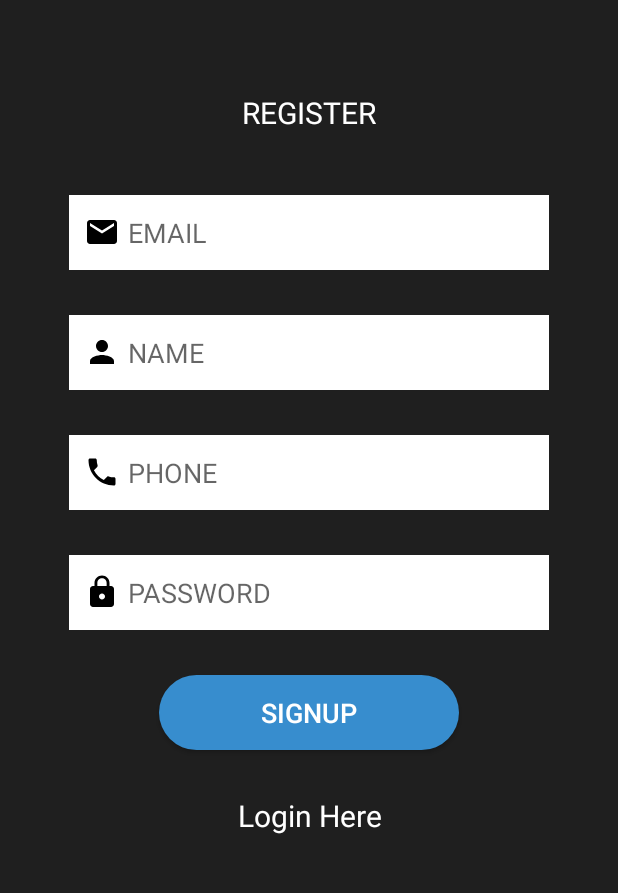
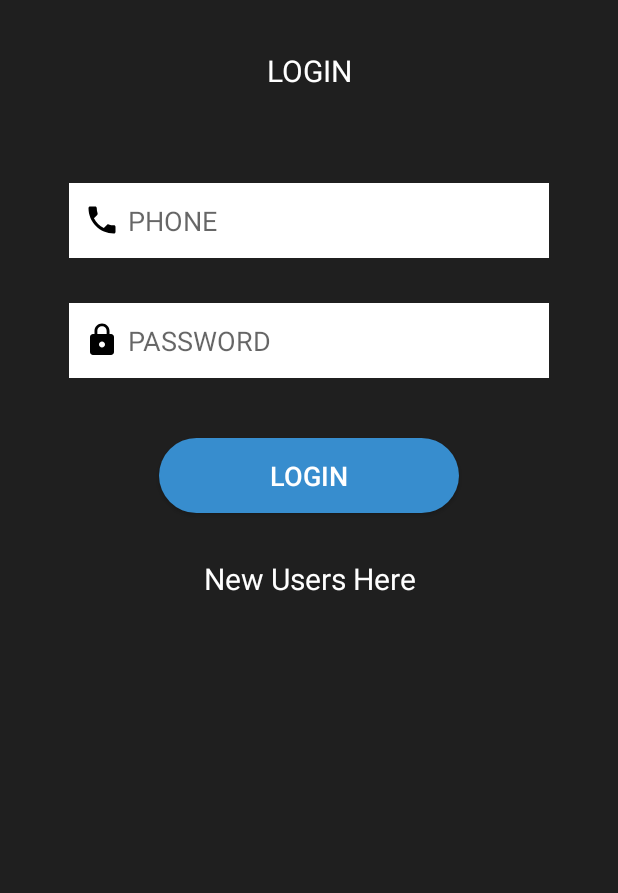
Before and after one commit to Zentario/CabNowAndroidApp, an Android app: the screen it shows after launch (MainActivity before the commit, LoginActivity after it), on a phone screen of 412 x 824 dp, the part 195-1088 px from its top. Run offline under Robolectric (Android 15) with nearby library versions, the phone set to English and light mode, and no system bars; libraries missing offline, so code that uses them is left out: dmax.dialog.

```diff
--- a/app/src/main/AndroidManifest.xml
+++ b/app/src/main/AndroidManifest.xml
@@ -11,14 +11,14 @@
         android:roundIcon="@mipmap/ic_launcher_round"
         android:supportsRtl="true"
         android:theme="@style/AppTheme">
-        <activity android:name=".MainActivity">
+        <activity android:name=".Activity.LoginActivity">
             <intent-filter>
                 <action android:name="android.intent.action.MAIN" />
 
                 <category android:name="android.intent.category.LAUNCHER" />
             </intent-filter>
         </activity>
-        <activity android:name=".LoginActivity" />
+        <activity android:name=".Activity.MainActivity" />
     </application>
 
 </manifest>
--- a/app/src/main/java/com/example/cabnow/Api.java
+++ b/app/src/main/java/com/example/cabnow/Api/Api.java
@@ -1,4 +1,4 @@
-package com.example.cabnow;
+package com.example.cabnow.Api;
 
 import okhttp3.ResponseBody;
 import retrofit2.Call;
@@ -12,5 +12,7 @@ public interface Api {
     @POST("adduser")
     Call<ResponseBody> createUser(@Body String body);
 
-
+    @Headers("Content-Type: application/json")
+    @POST("login")
+    Call<ResponseBody> loginUser(@Body String body);
 }
--- a/app/src/main/java/com/example/cabnow/RetrofitClient.java
+++ b/app/src/main/java/com/example/cabnow/Api/RetrofitClient.java
@@ -1,4 +1,4 @@
-package com.example.cabnow;
+package com.example.cabnow.Api;
 
 
 import retrofit2.Retrofit;
--- a/app/src/main/res/layout/activity_login.xml
+++ b/app/src/main/res/layout/activity_login.xml
@@ -4,9 +4,17 @@
     xmlns:tools="http://schemas.android.com/tools"
     android:layout_width="match_parent"
     android:layout_height="match_parent"
-    tools:context=".MainActivity"
+    tools:context=".Activity.MainActivity"
     android:orientation="vertical"
     android:background="#DF000000">
+
+    <ImageView
+        android:layout_width="100dp"
+        android:layout_height="100dp"
+        android:src="@mipmap/ic_launcher"
+        android:layout_marginTop="30dp"
+        android:layout_marginBottom="2dp"
+        android:layout_gravity="center"/>
 
     <TextView
         android:layout_width="match_parent"
@@ -16,9 +24,10 @@
         android:textAlignment="center"
         android:gravity="center"
         android:textSize="20sp"
-        android:layout_marginTop="100dp"/>
+        android:layout_marginTop="20dp"/>
 
     <EditText
+        android:id="@+id/edt_phone"
         android:layout_width="320dp"
         android:layout_height="50dp"
         android:background="#fff"
@@ -31,6 +40,7 @@
         android:drawablePadding="5dp"/>
 
     <EditText
+        android:id="@+id/edt_password"
         android:layout_width="320dp"
         android:layout_height="50dp"
         android:background="#fff"
@@ -43,6 +53,7 @@
         android:drawablePadding="5dp"/>
 
     <Button
+        android:id="@+id/btn_login"
         android:layout_width="200dp"
         android:layout_height="50dp"
         android:text="LOGIN"
@@ -53,6 +64,7 @@
         android:textSize="18sp"/>
 
     <TextView
+        android:id="@+id/tv_signup"
         android:layout_width="match_parent"
         android:layout_height="wrap_content"
         android:text="New Users Here"
--- a/app/src/main/res/layout/activity_main.xml
+++ b/app/src/main/res/layout/activity_main.xml
@@ -4,17 +4,10 @@
     xmlns:tools="http://schemas.android.com/tools"
     android:layout_width="match_parent"
     android:layout_height="match_parent"
-    tools:context=".MainActivity"
+    tools:context=".Activity.MainActivity"
     android:orientation="vertical"
     android:background="#DF000000">
 
-    <ImageView
-        android:layout_width="100dp"
-        android:layout_height="100dp"
-        android:src="@mipmap/ic_launcher"
-        android:layout_marginTop="30dp"
-        android:layout_marginBottom="50dp"
-        android:layout_gravity="center"/>
 
     <TextView
         android:layout_width="match_parent"
@@ -23,7 +16,8 @@
         android:textColor="#fff"
         android:textAlignment="center"
         android:gravity="center"
-        android:textSize="20sp"/>
+        android:textSize="20sp"
+        android:layout_marginTop="30dp"/>
 
     <EditText
         android:id="@+id/edt_email"
@@ -32,7 +26,7 @@
         android:background="#fff"
         android:hint="EMAIL"
         android:inputType="textEmailAddress"
-        android:layout_marginTop="30dp"
+        android:layout_marginTop="40dp"
         android:layout_gravity="center"
         android:padding="10sp"
         android:drawableStart="@drawable/ic_email_black_24dp"
@@ -83,7 +77,7 @@
         android:layout_height="50dp"
         android:text="SIGNUP"
         android:layout_gravity="center"
-        android:layout_marginTop="30dp"
+        android:layout_marginTop="40dp"
         android:textColor="#fff"
         android:background="@drawable/button_shape"
         android:textSize="18sp" />
@@ -97,4 +91,5 @@
         android:textColor="#fff"
         android:gravity="center"
         android:layout_marginTop="30dp"/>
+
 </LinearLayout>
```
Also changed, not shown: app/src/main/java/com/example/cabnow/Activity/LoginActivity.java (added, +159 -0 lines), app/src/main/java/com/example/cabnow/Activity/MainActivity.java (renamed from app/src/main/java/com/example/cabnow/MainActivity.java, +15 -3 lines), app/src/main/java/com/example/cabnow/LoginActivity.java (deleted, +0 -13 lines).
